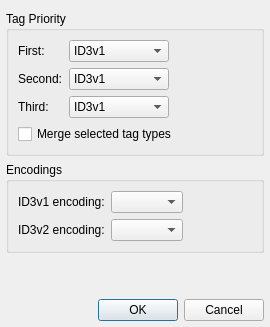
Before: the Qt Designer form qmmp/src/plugins/Input/main/mpeg/settingsdialog.ui in Greedysky/TTKMusicPlayer, drawn with Qt 5.
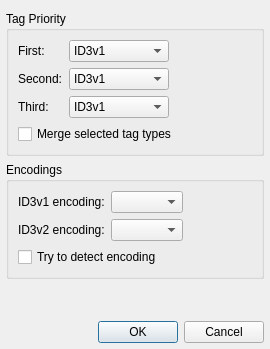
After: the same form once the commit is applied.

Commit message: feat: Add detect encoding[309551]

What changed in the file:
```diff
--- a/qmmp/src/plugins/Input/main/mpeg/settingsdialog.ui
+++ b/qmmp/src/plugins/Input/main/mpeg/settingsdialog.ui
@@ -7,19 +7,19 @@
     <x>0</x>
     <y>0</y>
     <width>270</width>
-    <height>327</height>
+    <height>349</height>
    </rect>
   </property>
   <property name="minimumSize">
    <size>
     <width>270</width>
-    <height>327</height>
+    <height>349</height>
    </size>
   </property>
   <property name="maximumSize">
    <size>
     <width>270</width>
-    <height>327</height>
+    <height>349</height>
    </size>
   </property>
   <property name="windowTitle">
@@ -318,6 +318,13 @@
         </property>
        </spacer>
       </item>
+      <item row="2" column="0" rowspan="2" colspan="3">
+       <widget class="QCheckBox" name="detectEncodingCheckBox">
+        <property name="text">
+         <string>Try to detect encoding</string>
+        </property>
+       </widget>
+      </item>
      </layout>
     </widget>
    </item>
```
Left out of the diff: 52 changed lines with no effect on the pictures. The commit also changes 7 other files.
